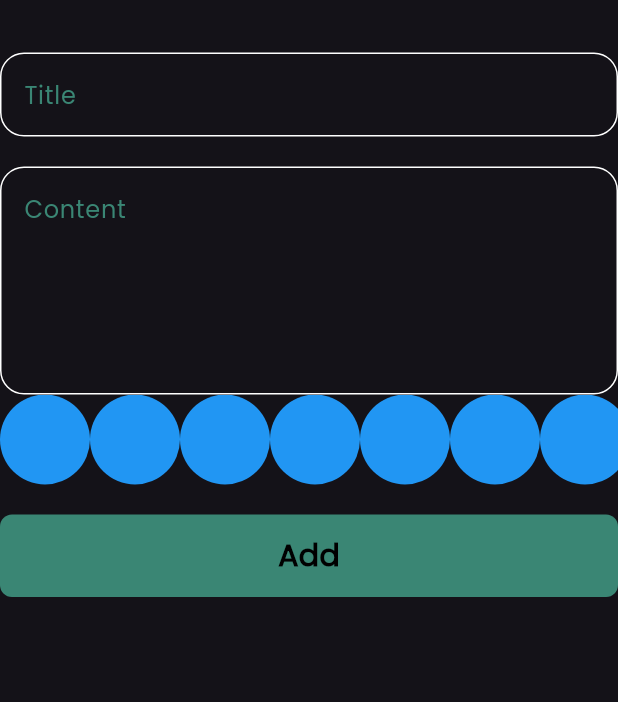
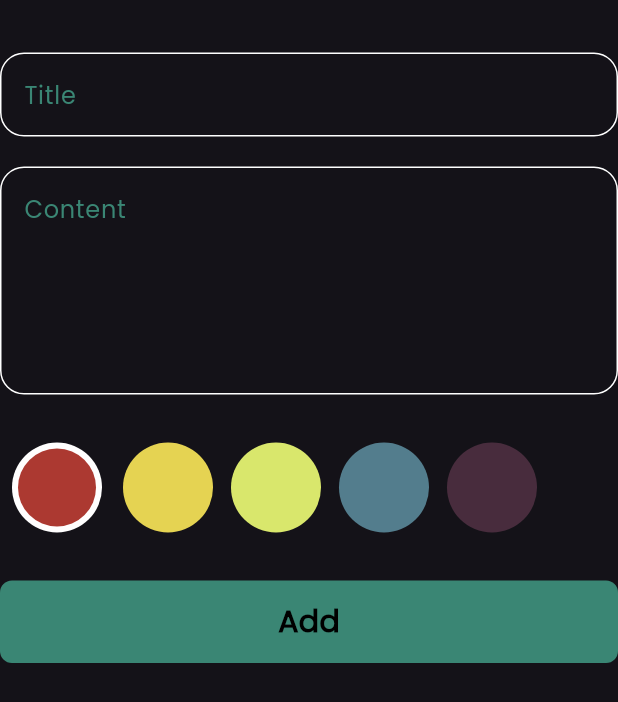
Before and after one commit to yousef123123123/notes_app, a Flutter app: the AddNoteForm widget shown alone on an empty page, opened directly, on a phone screen of 412 x 824 dp. Shown: the top 702 px of the screen. Run offline on Flutter 3.47's test engine with Material 3 defaults, Android fonts, the phone set to English and light mode, and no system bars; our stand-ins replace bloc, date_format, flutter_bloc, font_awesome_flutter, hive, hive_flutter; accounts and stored records are empty.

Commit message:
colors done of list

```diff
--- a/lib/views/widgets/addNoteForm.dart
+++ b/lib/views/widgets/addNoteForm.dart
@@ -47,9 +47,12 @@ class _AddNoteFormState extends State<AddNoteForm> {
             hint: 'Content ',
             maxLines: 5,
           ),
+          const SizedBox(
+            height: 32,
+          ),
           const ColorsListView(),
           const SizedBox(
-            height: 20,
+            height: 32,
           ),
           BlocBuilder<AddNoteCubit, AddNoteState>(
             builder: (context, state) {
--- a/lib/views/widgets/colors_listView.dart
+++ b/lib/views/widgets/colors_listView.dart
@@ -1,29 +1,67 @@
 import 'package:flutter/material.dart';
 
 class ColorItem extends StatelessWidget {
-  const ColorItem({super.key});
-
+  const ColorItem({super.key, required this.isActive, required this.color});
+  final bool isActive;
+  final Color color;
   @override
   Widget build(BuildContext context) {
-    return const CircleAvatar(
-      backgroundColor: Colors.blue,
-      radius: 30,
-    );
+    return isActive
+        ? CircleAvatar(
+            radius: 32,
+            backgroundColor: Color.fromARGB(255, 255, 254, 254),
+            child: CircleAvatar(
+              backgroundColor: color,
+              radius: 26,
+            ),
+          )
+        : CircleAvatar(
+            backgroundColor: color,
+            radius: 30,
+          );
   }
 }
 
-class ColorsListView extends StatelessWidget {
-  const ColorsListView({super.key});
+class ColorsListView extends StatefulWidget {
+  const ColorsListView({
+    super.key,
+  });
 
+  @override
+  State<ColorsListView> createState() => _ColorsListViewState();
+}
+
+class _ColorsListViewState extends State<ColorsListView> {
+  int currentIndex = 0;
+
+  List<Color> colors = [
+    Color(0xffAC3931),
+    Color(0xffE5D352),
+    Color(0xffD9E76C),
+    Color(0xff537D8D),
+    Color(0xff482C3D),
+  ];
   @override
   Widget build(BuildContext context) {
     return SizedBox(
       height: 30 * 2,
       child: ListView.builder(
-        itemCount: 10,
+        itemCount: colors.length,
         scrollDirection: Axis.horizontal,
         itemBuilder: (context, index) {
-          return const ColorItem();
+          return Padding(
+            padding: const EdgeInsets.symmetric(horizontal: 6),
+            child: GestureDetector(
+              onTap: () {
+                currentIndex = index;
+                setState(() {});
+              },
+              child: ColorItem(
+                color: colors[index],
+                isActive: currentIndex == index,
+              ),
+            ),
+          );
         },
       ),
     );
```
